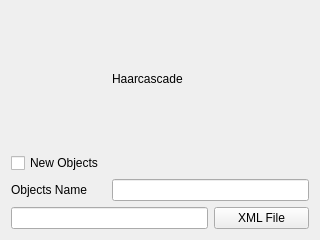
Above: source/annotatorplugins/haarcascade/widget.ui from annotatorproject/annotator before the change. Below: the same form after it.
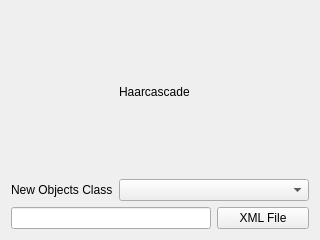
That is the form after the change.

Diff of the .ui file:
```diff
--- a/source/annotatorplugins/haarcascade/widget.ui
+++ b/source/annotatorplugins/haarcascade/widget.ui
@@ -14,27 +14,6 @@
    <string>Form</string>
   </property>
   <layout class="QGridLayout" name="gridLayout">
-   <item row="4" column="2">
-    <widget class="QPushButton" name="pushButton">
-     <property name="text">
-      <string>XML File</string>
-     </property>
-    </widget>
-   </item>
-   <item row="3" column="0">
-    <widget class="QLabel" name="label_2">
-     <property name="text">
-      <string>Objects Name</string>
-     </property>
-    </widget>
-   </item>
-   <item row="1" column="0">
-    <widget class="QCheckBox" name="newObjectsCheckBox">
-     <property name="text">
-      <string>New Objects</string>
-     </property>
-    </widget>
-   </item>
    <item row="0" column="1">
     <widget class="QLabel" name="label">
      <property name="text">
@@ -42,11 +21,25 @@
      </property>
     </widget>
    </item>
+   <item row="4" column="2">
+    <widget class="QPushButton" name="pushButton">
+     <property name="text">
+      <string>XML File</string>
+     </property>
+    </widget>
+   </item>
    <item row="4" column="0" colspan="2">
     <widget class="QLineEdit" name="xmlFileLineEdit"/>
    </item>
-   <item row="3" column="1" colspan="2">
-    <widget class="QLineEdit" name="objectNameLineEdit"/>
+   <item row="2" column="0">
+    <widget class="QLabel" name="label_2">
+     <property name="text">
+      <string>New Objects Class</string>
+     </property>
+    </widget>
+   </item>
+   <item row="2" column="1" colspan="2">
+    <widget class="QComboBox" name="classesComboBox"/>
    </item>
   </layout>
  </widget>
```
